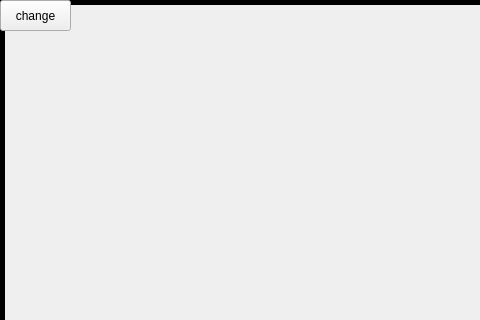
Qt form game.ui (SINA-JAHANGIR/Skull-King) before a commit; both pictures show x 0 to 480 and y 0 to 320 of the 1320 by 766 pixel window.
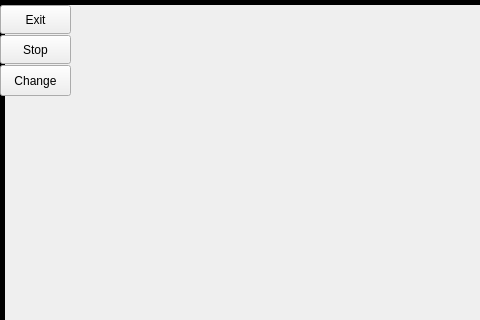
The same form after that commit. Icons and pictures are not drawn.

Commit message: Write slo_exit ,slo_resume and slo_stop in game ,client and server class

```diff
--- a/game.ui
+++ b/game.ui
@@ -43,13 +43,39 @@
     <property name="geometry">
      <rect>
       <x>0</x>
-      <y>0</y>
+      <y>65</y>
       <width>71</width>
       <height>31</height>
      </rect>
     </property>
     <property name="text">
-     <string>change</string>
+     <string>Change</string>
+    </property>
+   </widget>
+   <widget class="QPushButton" name="btn_stop">
+    <property name="geometry">
+     <rect>
+      <x>0</x>
+      <y>35</y>
+      <width>71</width>
+      <height>29</height>
+     </rect>
+    </property>
+    <property name="text">
+     <string>Stop</string>
+    </property>
+   </widget>
+   <widget class="QPushButton" name="btn_exit">
+    <property name="geometry">
+     <rect>
+      <x>0</x>
+      <y>5</y>
+      <width>71</width>
+      <height>29</height>
+     </rect>
+    </property>
+    <property name="text">
+     <string>Exit</string>
     </property>
    </widget>
   </widget>
```
The commit also changes 8 other files.
